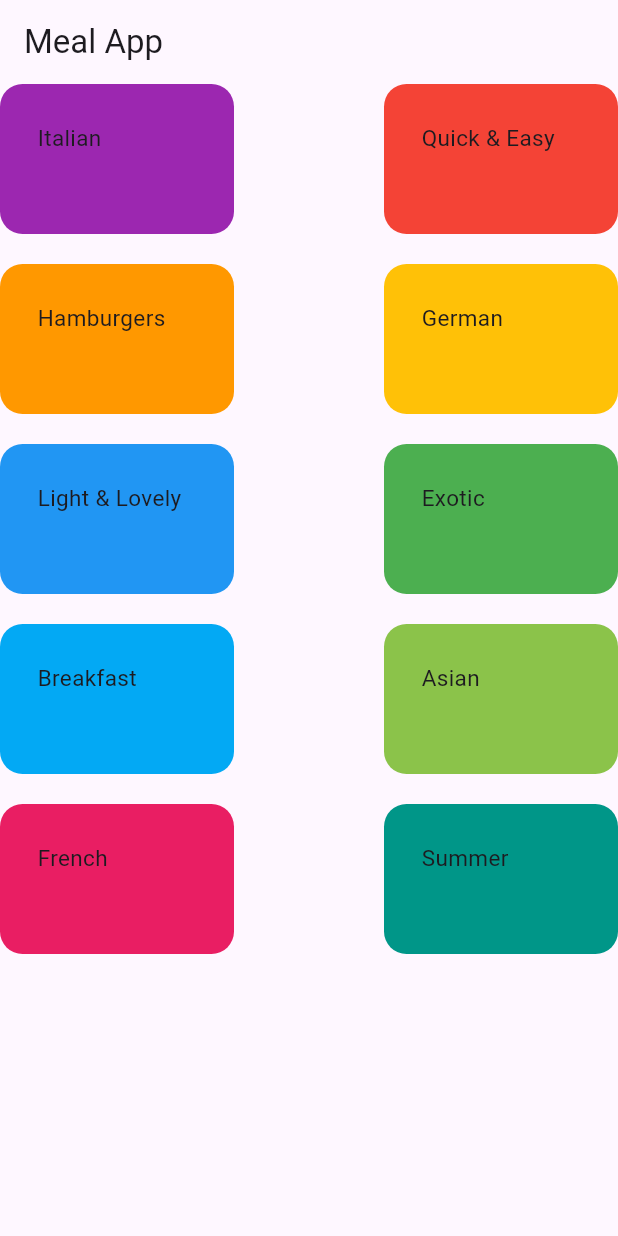
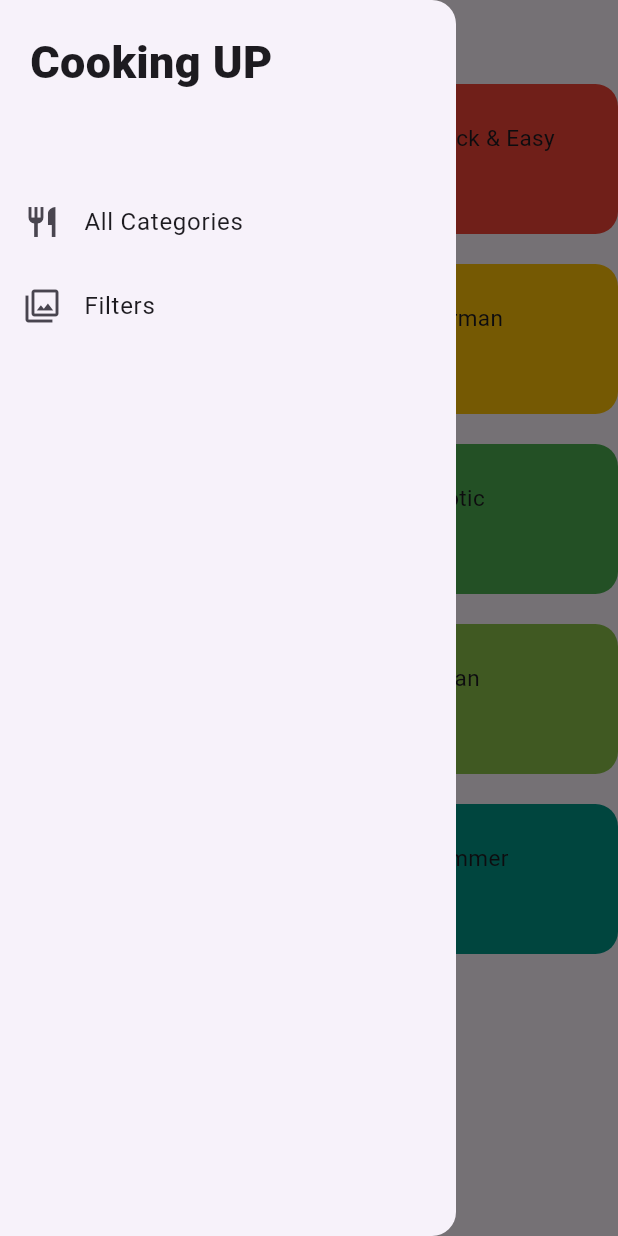
Before and after one commit to adrnmrk/MAPD722_WInter24, a Flutter app: the screen it shows after launch, with the side drawer open (before the commit the screen has no drawer), on a phone screen of 412 x 824 dp. Run offline on Flutter 3.47's test engine with Material 3 defaults, Android fonts, the phone set to English and light mode, and no system bars; generated files the repository leaves out were written again.

Commit message:
Week5-AddingArabicLanguage

```diff
--- /dev/null
+++ b/week4_mealapp/l10n.yaml
@@ -0,0 +1,3 @@
+arb-dir: lib/l10n
+template-arb-file: app_en.arb
+output-localization-file: app_localizations.dart
--- /dev/null
+++ b/week4_mealapp/lib/CategoryList.dart
@@ -0,0 +1,26 @@
+import 'package:flutter/material.dart';
+import 'package:week4_mealapp/CategoryWidget.dart';
+import 'package:week4_mealapp/DummyData.dart';
+import 'package:week4_mealapp/MainDrawer.dart';
+import 'package:flutter_gen/gen_l10n/app_localizations.dart';
+
+class CategoryList extends StatelessWidget {
+  const CategoryList({super.key});
+
+  @override
+  Widget build(BuildContext context) {
+    return Scaffold(
+      appBar: AppBar(title: Text(AppLocalizations.of(context)!.apptitle)),
+      drawer: MainDrawer(),
+      body: GridView(
+        gridDelegate: const SliverGridDelegateWithMaxCrossAxisExtent(
+            maxCrossAxisExtent: 200,
+            childAspectRatio: 3 / 2,
+            crossAxisSpacing: 100,
+            mainAxisExtent: 100,
+            mainAxisSpacing: 20),
+        children: DUMMY_CATEGORIES.map((cat) => CategoryItem(cat)).toList(),
+      ),
+    );
+  }
+}
--- /dev/null
+++ b/week4_mealapp/lib/MainDrawer.dart
@@ -0,0 +1,38 @@
+import 'package:flutter/material.dart';
+import 'package:flutter/widgets.dart';
+import 'package:flutter_gen/gen_l10n/app_localizations.dart';
+
+class MainDrawer extends StatelessWidget {
+  @override
+  Widget build(BuildContext context) {
+    return Drawer(
+      child: Column(
+        children: [
+          Container(
+            padding: const EdgeInsets.all(20),
+            height: 120,
+            width: double.infinity,
+            child: Text(
+              AppLocalizations.of(context)!.drawertitle,
+              style: const TextStyle(fontWeight: FontWeight.w900, fontSize: 30),
+            ),
+          ),
+          ListTile(
+            leading: const Icon(Icons.restaurant),
+            title: const Text('All Categories'),
+            onTap: () {
+              Navigator.of(context).pushReplacementNamed('/');
+            },
+          ),
+          ListTile(
+            leading: const Icon(Icons.filter),
+            title: const Text('Filters'),
+            onTap: () {
+              Navigator.of(context).pushReplacementNamed('/filters-screen');
+            },
+          )
+        ],
+      ),
+    );
+  }
+}
--- /dev/null
+++ b/week4_mealapp/lib/l10n/app_ar.arb
@@ -0,0 +1,5 @@
+{
+  "apptitle": "تطبيق الوجبات",
+  "drawertitle": "دعنا نبدأ الطبخ",
+  "filtersText": "تخصيص"
+}
--- a/week4_mealapp/lib/main.dart
+++ b/week4_mealapp/lib/main.dart
@@ -1,10 +1,12 @@
 import 'package:flutter/foundation.dart';
 import 'package:flutter/material.dart';
-import 'package:week4_mealapp/CategoryWidget.dart';
-import 'package:week4_mealapp/DummyData.dart';
+import 'package:flutter_localizations/flutter_localizations.dart';
+import 'package:week4_mealapp/CategoryList.dart';
+import 'package:week4_mealapp/FilterScreen.dart';
+import 'package:flutter_gen/gen_l10n/app_localizations.dart';
 
 void main() {
-  runApp(const MaterialApp(home: MyApp()));
+  runApp(const MyApp());
 }
 
 class MyApp extends StatelessWidget {
@@ -13,17 +15,22 @@ class MyApp extends StatelessWidget {
   // This widget is the root of your application.
   @override
   Widget build(BuildContext context) {
-    return Scaffold(
-      appBar: AppBar(title: const Text("Meal App")),
-      body: GridView(
-        gridDelegate: const SliverGridDelegateWithMaxCrossAxisExtent(
-            maxCrossAxisExtent: 200,
-            childAspectRatio: 3 / 2,
-            crossAxisSpacing: 100,
-            mainAxisExtent: 100,
-            mainAxisSpacing: 20),
-        children: DUMMY_CATEGORIES.map((cat) => CategoryItem(cat)).toList(),
-      ),
+    return MaterialApp(
+      localizationsDelegates: const [
+        AppLocalizations.delegate,
+        GlobalMaterialLocalizations.delegate,
+        GlobalWidgetsLocalizations.delegate,
+        GlobalCupertinoLocalizations.delegate,
+      ],
+      supportedLocales: const [
+        Locale('en'), // English
+        Locale('ar'), // Arabic
+      ],
+      routes: {
+        '/': (context) => const CategoryList(),
+        '/category-meals': (context) => const CategoryList(),
+        '/filters-screen': (context) => FilterScreen()
+      },
     );
   }
 }
```
Also changed, not shown: week2/quiz_app/analysis_options.yaml (deleted, +0 -28 lines), week2/quiz_app/pubspec.yaml (deleted, +0 -90 lines), week4_mealapp/lib/FilterScreen.dart (added, +26 -0 lines), week4_mealapp/lib/l10n/app_en.arb (added, +14 -0 lines), week4_mealapp/pubspec.yaml (+5 -5 lines), week2/quiz_app/pubspec.lock (deleted), week4_mealapp/pubspec.lock, 123 other files.
